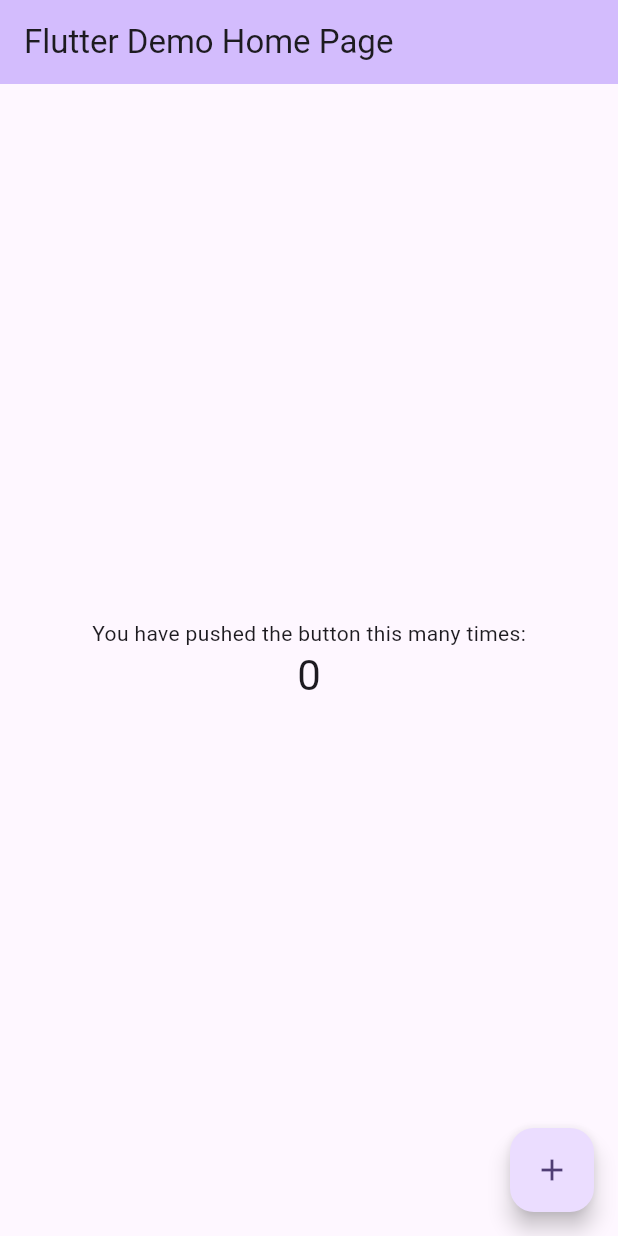
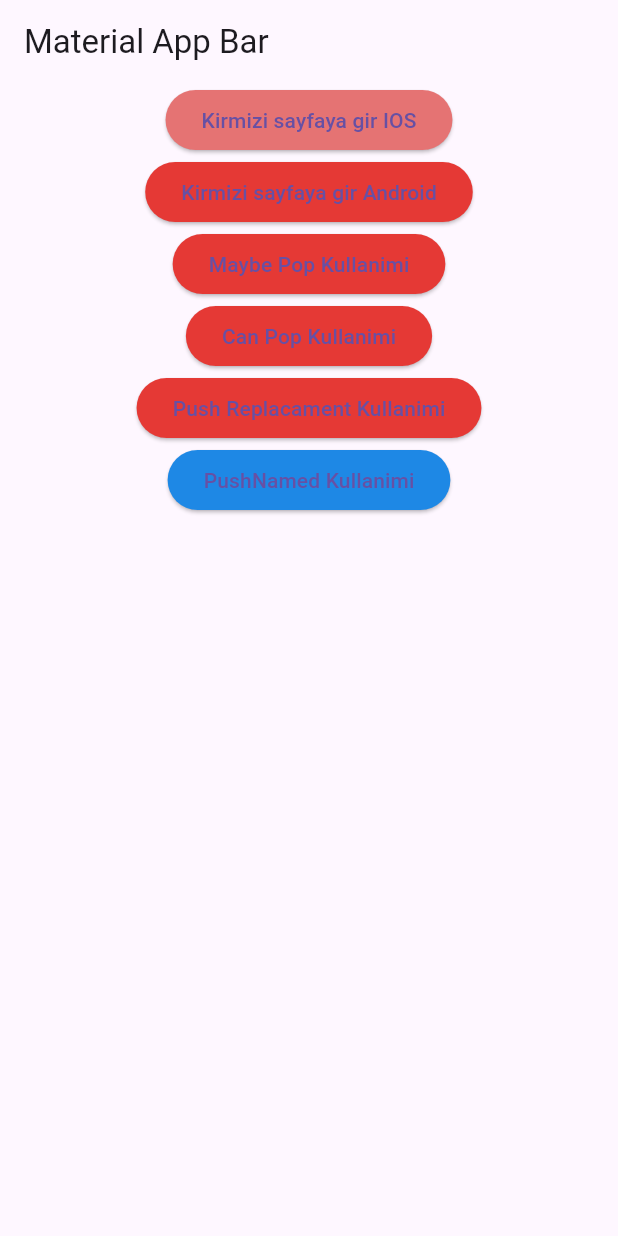
Before and after one commit to ikbaldemirdev/FlutterNavigaiton, a Flutter app: the screen it shows after launch, on a phone screen of 412 x 824 dp. Run offline on Flutter 3.47's test engine with Material 3 defaults, Android fonts, the phone set to English and light mode, and no system bars.

Commit message:
Navigator Pop

```diff
--- a/flutter_navigation/lib/main.dart
+++ b/flutter_navigation/lib/main.dart
@@ -1,125 +1,142 @@
+import 'package:flutter/cupertino.dart';
 import 'package:flutter/material.dart';
+import 'package:flutter_navigation/green_page.dart';
+import 'package:flutter_navigation/orange_page.dart';
+import 'package:flutter_navigation/red_page.dart';
+import 'package:flutter_navigation/route_generator.dart';
 
-void main() {
-  runApp(const MyApp());
-}
+void main() => runApp(const MyApp());
 
 class MyApp extends StatelessWidget {
   const MyApp({super.key});
 
-  // This widget is the root of your application.
   @override
   Widget build(BuildContext context) {
     return MaterialApp(
-      title: 'Flutter Demo',
-      theme: ThemeData(
-        // This is the theme of your application.
-        //
-        // TRY THIS: Try running your application with "flutter run". You'll see
-        // the application has a blue toolbar. Then, without quitting the app,
-        // try changing the seedColor in the colorScheme below to Colors.green
-        // and then invoke "hot reload" (save your changes or press the "hot
-        // reload" button in a Flutter-supported IDE, or press "r" if you used
-        // the command line to start the app).
-        //
-        // Notice that the counter didn't reset back to zero; the application
-        // state is not lost during the reload. To reset the state, use hot
-        // restart instead.
-        //
-        // This works for code too, not just values: Most code changes can be
-        // tested with just a hot reload.
-        colorScheme: ColorScheme.fromSeed(seedColor: Colors.deepPurple),
-        useMaterial3: true,
-      ),
-      home: const MyHomePage(title: 'Flutter Demo Home Page'),
+      title: "Material App",
+      // home: AnaSayfa(),
+      /* routes: {
+        '/redPage': (context) => RedPage(),
+        '/': (context) =>
+            AnaSayfa(), // başlangıç sayfasını belirlediysek home yazan kısımı devre dışı bırakmamız gerekir.
+        '/orangePage': (context) => OrangePage(),
+      },
+      onUnknownRoute: (settings) => MaterialPageRoute(
+        // Girilen yolda yanlış olursa sayfa ismi vs. yanlış olduğunu gösterir.
+        builder: (context) => Scaffold(
+          appBar: AppBar(
+            title: Text("Error"),
+          ),
+          body: Center(
+            child: Text('404'),
+          ),
+        ),
+      ), */
+      onGenerateRoute: RouteGenerator.routeGenerator,
     );
   }
 }
 
-class MyHomePage extends StatefulWidget {
-  const MyHomePage({super.key, required this.title});
-
-  // This widget is the home page of your application. It is stateful, meaning
-  // that it has a State object (defined below) that contains fields that affect
-  // how it looks.
-
-  // This class is the configuration for the state. It holds the values (in this
-  // case the title) provided by the parent (in this case the App widget) and
-  // used by the build method of the State. Fields in a Widget subclass are
-  // always marked "final".
-
-  final String title;
-
-  @override
-  State<MyHomePage> createState() => _MyHomePageState();
-}
-
-class _MyHomePageState extends State<MyHomePage> {
-  int _counter = 0;
-
-  void _incrementCounter() {
-    setState(() {
-      // This call to setState tells the Flutter framework that something has
-      // changed in this State, which causes it to rerun the build method below
-      // so that the display can reflect the updated values. If we changed
-      // _counter without calling setState(), then the build method would not be
-      // called again, and so nothing would appear to happen.
-      _counter++;
-    });
-  }
+class AnaSayfa extends StatelessWidget {
+  const AnaSayfa({super.key});
 
   @override
   Widget build(BuildContext context) {
-    // This method is rerun every time setState is called, for instance as done
-    // by the _incrementCounter method above.
-    //
-    // The Flutter framework has been optimized to make rerunning build methods
-    // fast, so that you can just rebuild anything that needs updating rather
-    // than having to individually change instances of widgets.
     return Scaffold(
       appBar: AppBar(
-        // TRY THIS: Try changing the color here to a specific color (to
-        // Colors.amber, perhaps?) and trigger a hot reload to see the AppBar
-        // change color while the other colors stay the same.
-        backgroundColor: Theme.of(context).colorScheme.inversePrimary,
-        // Here we take the value from the MyHomePage object that was created by
-        // the App.build method, and use it to set our appbar title.
-        title: Text(widget.title),
+        title: Text("Material App Bar"),
       ),
       body: Center(
-        // Center is a layout widget. It takes a single child and positions it
-        // in the middle of the parent.
         child: Column(
-          // Column is also a layout widget. It takes a list of children and
-          // arranges them vertically. By default, it sizes itself to fit its
-          // children horizontally, and tries to be as tall as its parent.
-          //
-          // Column has various properties to control how it sizes itself and
-          // how it positions its children. Here we use mainAxisAlignment to
-          // center the children vertically; the main axis here is the vertical
-          // axis because Columns are vertical (the cross axis would be
-          // horizontal).
-          //
-          // TRY THIS: Invoke "debug painting" (choose the "Toggle Debug Paint"
-          // action in the IDE, or press "p" in the console), to see the
-          // wireframe for each widget.
-          mainAxisAlignment: MainAxisAlignment.center,
-          children: <Widget>[
-            const Text(
-              'You have pushed the button this many times:',
+          children: [
+            ElevatedButton(
+              onPressed: () async {
+                int? _gelenSayi = await Navigator.push<int>(
+                  context,
+                  CupertinoPageRoute(
+                    builder: (redContext) => RedPage(),
+                  ), // IOS sitili çalıştırma yazılan kod stili.
+                );
+                print("Ana Sayfadaki sayi $_gelenSayi");
+              },
+              style: ElevatedButton.styleFrom(
+                  backgroundColor: Colors.red.shade300),
+              child: Text(
+                "Kirmizi sayfaya gir IOS",
+              ),
             ),
-            Text(
-              '$_counter',
-              style: Theme.of(context).textTheme.headlineMedium,
+            ElevatedButton(
+              onPressed: () {
+                // Navigator.push(context, route); // alttakide buda bire bir aynı Navigator sınıfı aslında uygulama baştılırken otomatik oluşturuluyor ama kullanmıa açmıyoruz. Navigator yapısı içinde rotaların bulunduğu bir yığın yapısıdır.
+                Navigator.of(context)
+                    .push<int>(
+                  MaterialPageRoute(
+                    builder: (redcontext) => RedPage(),
+                  ),
+                )
+                    .then((int? value) {
+                  debugPrint("Gelen Sayi $value");
+                }); // gittiğimiz sayfadaki ve geri döndüğümüz sayfadaki ürettilen rastgele sayıyı terminale yazdırdım.
+              },
+              style: ElevatedButton.styleFrom(
+                  backgroundColor: Colors.red.shade600),
+              child: Text(
+                "Kirmizi sayfaya gir Android",
+              ),
+            ),
+            ElevatedButton(
+              onPressed: () {
+                Navigator.of(context).maybePop();
+              },
+              style: ElevatedButton.styleFrom(
+                  backgroundColor: Colors.red.shade600),
+              child: Text(
+                "Maybe Pop Kullanimi",
+              ),
+            ),
+            ElevatedButton(
+              onPressed: () {
+                if (Navigator.canPop(context)) {
+                  print("Evet pop olabilir.");
+                } else
+                  print("Hayir olamaz.");
+              },
+              style: ElevatedButton.styleFrom(
+                  backgroundColor: Colors.red.shade600),
+              child: Text(
+                "Can Pop Kullanimi",
+              ),
+            ),
+            ElevatedButton(
+              onPressed: () {
+                Navigator.of(context).pushReplacement(
+                  // direkt olarak o sayfaya uğramadan direkt çıkmak için kullanılır.
+                  MaterialPageRoute(
+                    builder: (context) => GreenPage(),
+                  ),
+                );
+              },
+              style: ElevatedButton.styleFrom(
+                  backgroundColor: Colors.red.shade600),
+              child: Text(
+                "Push Replacament Kullanimi",
+              ),
+            ),
+            ElevatedButton(
+              onPressed: () {
+                // Navigator.of(context).pushNamed(routeName); alttakiyle aynısı
+                Navigator.pushNamed(context,
+                    '/redPage2'); // bu yolu diğerlerinin kısa olarak düşünebiliriz.
+              },
+              style: ElevatedButton.styleFrom(
+                  backgroundColor: Colors.blue.shade600),
+              child: Text(
+                "PushNamed Kullanimi",
+              ),
             ),
           ],
         ),
       ),
-      floatingActionButton: FloatingActionButton(
-        onPressed: _incrementCounter,
-        tooltip: 'Increment',
-        child: const Icon(Icons.add),
-      ), // This trailing comma makes auto-formatting nicer for build methods.
     );
   }
 }
--- /dev/null
+++ b/flutter_navigation/lib/route_generator.dart
@@ -0,0 +1,39 @@
+//import 'dart:js';
+
+import 'package:flutter/cupertino.dart';
+import 'package:flutter/foundation.dart';
+import 'package:flutter/material.dart';
+import 'package:flutter_navigation/main.dart';
+
+class RouteGenerator {
+  static Route<dynamic>? routeGenerator(RouteSettings settings) {
+    switch (settings.name) {
+      case '/':
+        if (defaultTargetPlatform == TargetPlatform.iOS) {
+          // hem ios hem andriodde çalışsın diye yapılmıştır.
+          return CupertinoPageRoute(
+            builder: (context) => AnaSayfa(),
+          );
+        } else if (defaultTargetPlatform == TargetPlatform.android)
+          return MaterialPageRoute(
+            builder: (context) => AnaSayfa(),
+          );
+        else
+          return CupertinoPageRoute(
+            builder: (context) => AnaSayfa(),
+          );
+
+      default:
+        return MaterialPageRoute(
+          builder: (context) => Scaffold(
+            appBar: AppBar(
+              title: Text("404"),
+            ),
+            body: Center(
+              child: Text('Sayfa Bulunamadi'),
+            ),
+          ),
+        );
+    }
+  }
+}
```
Also changed, not shown: flutter_navigation/lib/green_page.dart (added, +21 -0 lines), flutter_navigation/lib/orange_page.dart (added, +21 -0 lines), flutter_navigation/lib/purple_page.dart (added, +21 -0 lines), flutter_navigation/lib/red_page.dart (added, +74 -0 lines), flutter_navigation/lib/yellow_page.dart (added, +21 -0 lines).
